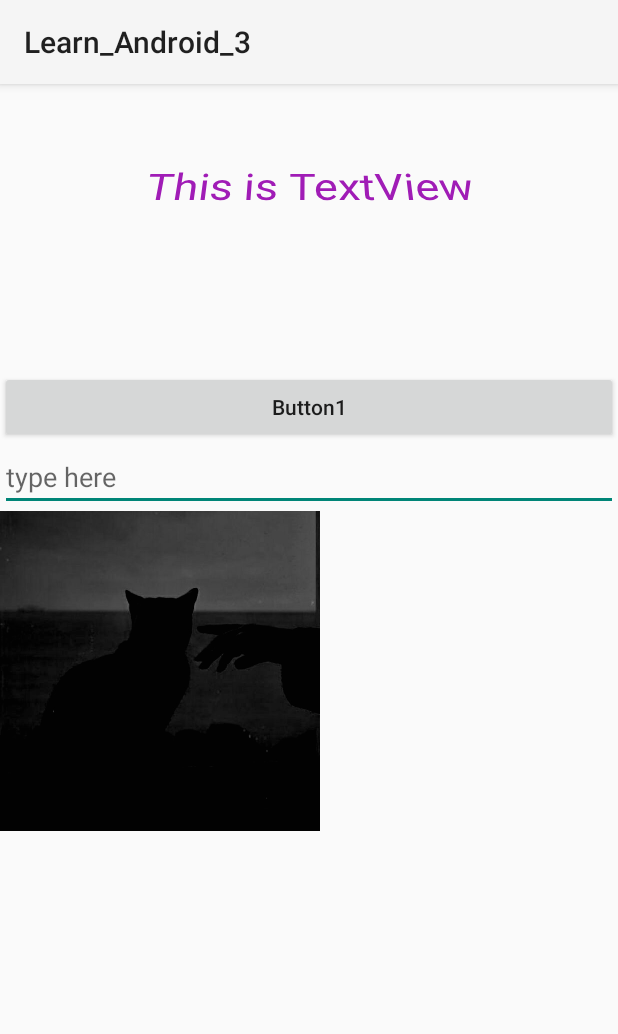
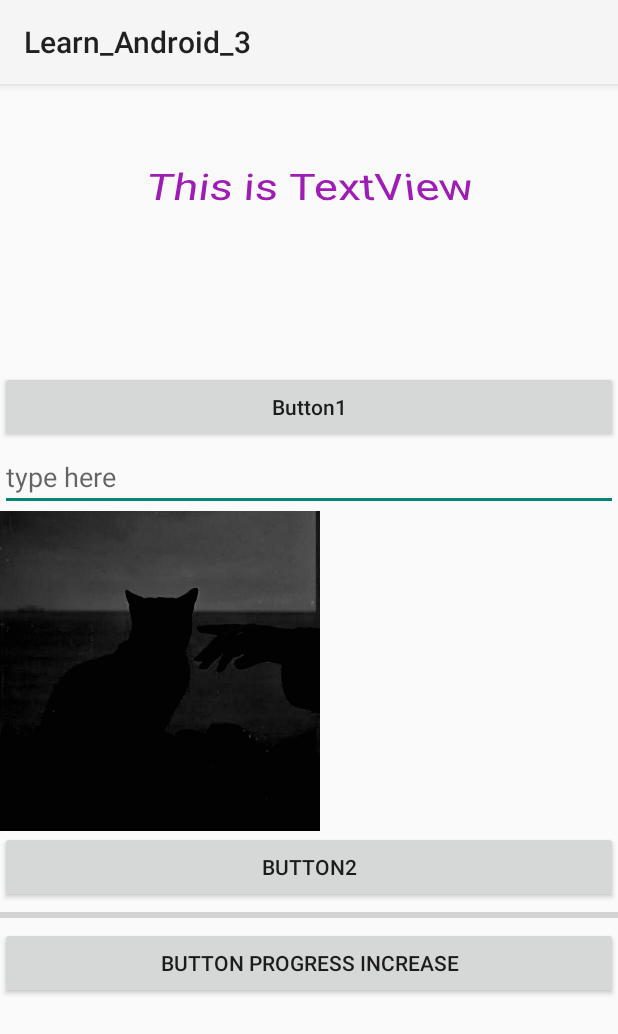
Before and after one commit to zzmeow0516/Learn_Android_3, an Android app: the screen it shows after launch (MainActivity), on a phone screen of 412 x 824 dp. Shown: the top 1034 px of the screen. Run offline under Robolectric (Android 15) with nearby library versions, the phone set to English and light mode, and no system bars.

Commit message:
progressBar

```diff
--- a/app/src/main/java/com/example/learn_android_3/MainActivity.kt
+++ b/app/src/main/java/com/example/learn_android_3/MainActivity.kt
@@ -5,6 +5,8 @@ import android.util.Log
 import android.view.View
 import android.widget.Button
 import android.widget.EditText
+import android.widget.ImageView
+import android.widget.ProgressBar
 import android.widget.Toast
 import androidx.activity.enableEdgeToEdge
 import androidx.appcompat.app.AppCompatActivity
@@ -21,21 +23,47 @@ class MainActivity : AppCompatActivity(), View.OnClickListener {
         super.onCreate(savedInstanceState)
         enableEdgeToEdge()
         setContentView(R.layout.activity_main)
-        val button1: Button = findViewById(R.id.button1)
+
+        val button1: Button = findViewById(R.id.button1_pic)
         //将当前的 MainActivity 实例（即 this）设置为按钮（button1）的点击事件监听器
         //这样，当按钮被点击时，系统会调用 MainActivity 的 onClick 方法来处理点击事件
         button1.setOnClickListener(this)
+
+        val button2: Button = findViewById(R.id.button2_visibility)
+        button2.setOnClickListener(this)
+
+        val button3: Button = findViewById(R.id.button3_progress)
+        button3.setOnClickListener(this)
     }
 
     override fun onClick(v: View?) {
         when (v?.id) {
-            R.id.button1 ->
+            R.id.button1_pic ->
             {
                 Log.v(TAG, "we click button1")
                 val editText1: EditText = findViewById(R.id.editText1)
                 //实际上调用的却是EditText的getText()方法,不过在kotlin中可以这样写（语法糖）
                 val inputText = editText1.text.toString()
                 Toast.makeText(this, inputText, Toast.LENGTH_SHORT).show()
+
+                //在代码中动态更改pic source
+                val imageView1: ImageView = findViewById(R.id.imageView1)
+                imageView1.setImageResource(R.drawable.p3)
+            }
+
+            R.id.button2_visibility ->
+            {
+                val progressBar: ProgressBar = findViewById(R.id.progressBar1)
+                if (progressBar.visibility == View.VISIBLE) progressBar.visibility = View.GONE
+                else progressBar.visibility = View.VISIBLE
+            }
+
+            R.id.button3_progress ->
+            {
+                val progressBar: ProgressBar = findViewById(R.id.progressBar1)
+                progressBar.progress += 10
+
+
             }
         }
     }
--- a/app/src/main/res/layout/activity_main.xml
+++ b/app/src/main/res/layout/activity_main.xml
@@ -17,7 +17,7 @@
         android:textSize="30sp" />
 
     <Button
-        android:id="@+id/button1"
+        android:id="@+id/button1_pic"
         android:layout_width="match_parent"
         android:layout_height="wrap_content"
         android:text="Button1"
@@ -32,11 +32,32 @@
         />
 
     <ImageView
-        android:id="@+id/imageView"
+        android:id="@+id/imageView1"
         android:layout_width="wrap_content"
         android:layout_height="wrap_content"
         android:src="@drawable/p1"
         />
 
+    <Button
+        android:id="@+id/button2_visibility"
+        android:layout_width="match_parent"
+        android:layout_height="wrap_content"
+        android:text="Button2"/>
+
+    <!--style="?android:attr/progressBarStyleHorizontal"修改成水平进度条-->
+    <!--max定义进度条最大值-->
+    <ProgressBar
+        android:id="@+id/progressBar1"
+        android:layout_width="match_parent"
+        android:layout_height="wrap_content"
+        style="?android:attr/progressBarStyleHorizontal"
+        android:max="100"
+        />
+
+    <Button
+        android:id="@+id/button3_progress"
+        android:layout_width="match_parent"
+        android:layout_height="wrap_content"
+        android:text="Button progress increase"/>
 
 </LinearLayout>
```
